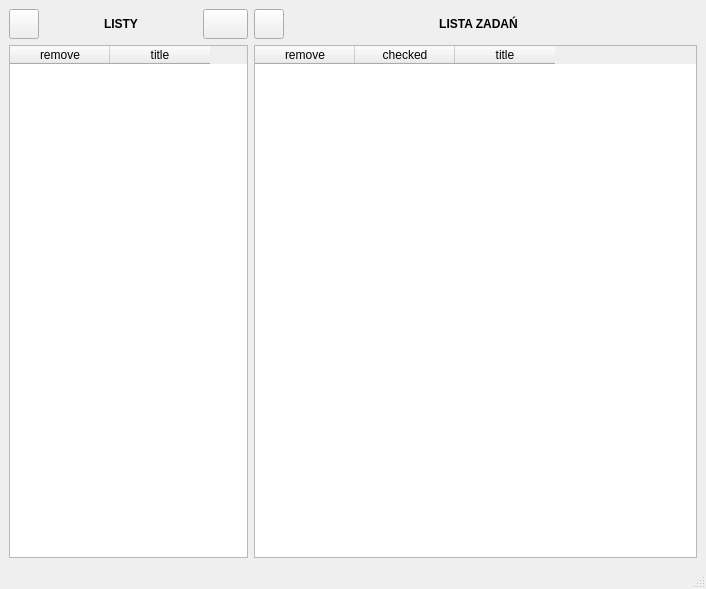
Qt form Terminator_client/forms/mainwindow.ui (PR3D4T0R15/TerminatorClient) before a commit.
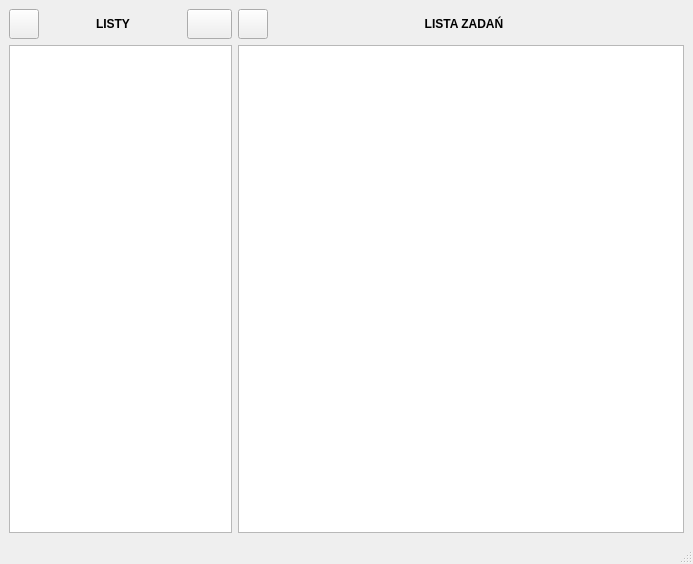
The same form after that commit. Icons and pictures are not drawn.

```diff
--- a/Terminator_client/forms/mainwindow.ui
+++ b/Terminator_client/forms/mainwindow.ui
@@ -6,8 +6,8 @@
    <rect>
     <x>0</x>
     <y>0</y>
-    <width>706</width>
-    <height>589</height>
+    <width>693</width>
+    <height>564</height>
    </rect>
   </property>
   <property name="sizePolicy">
@@ -27,7 +27,7 @@
    <property name="layoutDirection">
     <enum>Qt::LeftToRight</enum>
    </property>
-   <layout class="QGridLayout" name="gridLayout" columnstretch="70,130">
+   <layout class="QGridLayout" name="gridLayout" columnstretch="20,40">
     <item row="0" column="1">
      <layout class="QVBoxLayout" name="verticalLayout_2">
       <item>
@@ -75,23 +75,7 @@
        </layout>
       </item>
       <item>
-       <widget class="QTableWidget" name="tableWidget_tasks">
-        <column>
-         <property name="text">
-          <string>remove</string>
-         </property>
-        </column>
-        <column>
-         <property name="text">
-          <string>checked</string>
-         </property>
-        </column>
-        <column>
-         <property name="text">
-          <string>title</string>
-         </property>
-        </column>
-       </widget>
+       <widget class="QListWidget" name="listWidget_tasks"/>
       </item>
      </layout>
     </item>
@@ -161,18 +145,7 @@
        </layout>
       </item>
       <item>
-       <widget class="QTableWidget" name="tableWidget_lists">
-        <column>
-         <property name="text">
-          <string>remove</string>
-         </property>
-        </column>
-        <column>
-         <property name="text">
-          <string>title</string>
-         </property>
-        </column>
-       </widget>
+       <widget class="QListWidget" name="listWidget_lists"/>
       </item>
      </layout>
     </item>
```
Left out of the diff: 8 changed lines with no effect on the pictures.
